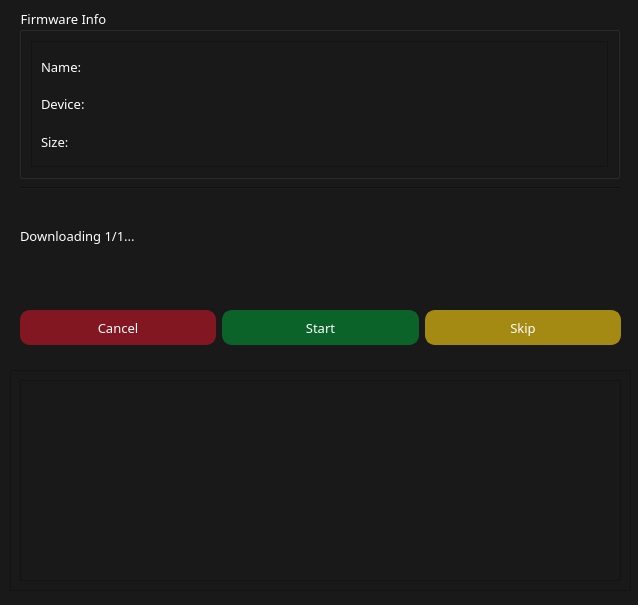
First picture: the form in _dm.ui, repository i0nsec/iFirmware-Toolkit, before the edit.
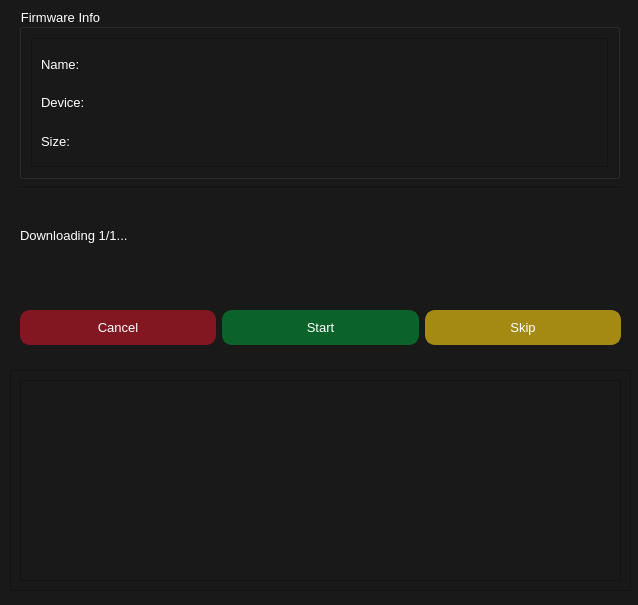
Second picture: the form after the edit.

What changed in the file:
```diff
--- a/_dm.ui
+++ b/_dm.ui
@@ -153,7 +153,6 @@
     </property>
     <property name="font">
      <font>
-      <family>Segoe UI Semibold</family>
       <pointsize>10</pointsize>
      </font>
     </property>
@@ -167,9 +166,7 @@
      <item row="0" column="0">
       <widget class="QFrame" name="frame">
        <property name="font">
-        <font>
-         <family>Segoe UI Semibold</family>
-        </font>
+        <font/>
        </property>
        <property name="frameShape">
         <enum>QFrame::StyledPanel</enum>
@@ -184,7 +181,6 @@
            <widget class="QLabel" name="size">
             <property name="font">
              <font>
-              <family>Segoe UI Semibold</family>
               <pointsize>10</pointsize>
              </font>
             </property>
@@ -200,7 +196,6 @@
            <widget class="QLabel" name="name">
             <property name="font">
              <font>
-              <family>Segoe UI Semibold</family>
               <pointsize>10</pointsize>
              </font>
             </property>
@@ -219,7 +214,6 @@
            <widget class="QLabel" name="device">
             <property name="font">
              <font>
-              <family>Segoe UI Semibold</family>
               <pointsize>10</pointsize>
              </font>
             </property>
@@ -271,9 +265,7 @@
     </property>
     <property name="font">
      <font>
-      <family>Segoe UI Semibold</family>
       <pointsize>10</pointsize>
-      <weight>50</weight>
       <bold>false</bold>
      </font>
     </property>
@@ -310,9 +302,7 @@
        </property>
        <property name="font">
         <font>
-         <family>Segoe UI Semibold</family>
          <pointsize>10</pointsize>
-         <weight>50</weight>
          <bold>false</bold>
         </font>
        </property>
@@ -361,9 +351,7 @@
        </property>
        <property name="font">
         <font>
-         <family>Segoe UI Semibold</family>
          <pointsize>10</pointsize>
-         <weight>50</weight>
          <bold>false</bold>
         </font>
        </property>
@@ -411,9 +399,7 @@
          </property>
          <property name="font">
           <font>
-           <family>Segoe UI Semibold</family>
            <pointsize>10</pointsize>
-           <weight>50</weight>
            <bold>false</bold>
           </font>
          </property>
@@ -430,6 +416,11 @@
     	border-radius: 10px;
     }
 
+QPushButton:disabled {
+        border: none;
+    	border-radius: 10px;
+}
+
 QPushButton:hover {
 	background-color: #957d10;
 }
```
Left out of the diff: 2 changed lines with no effect on the pictures.
